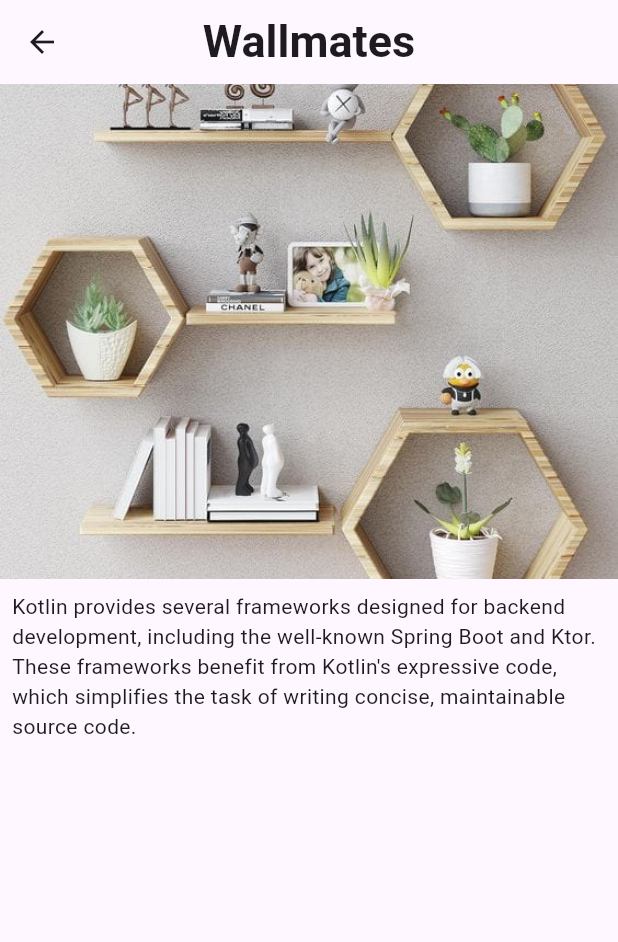
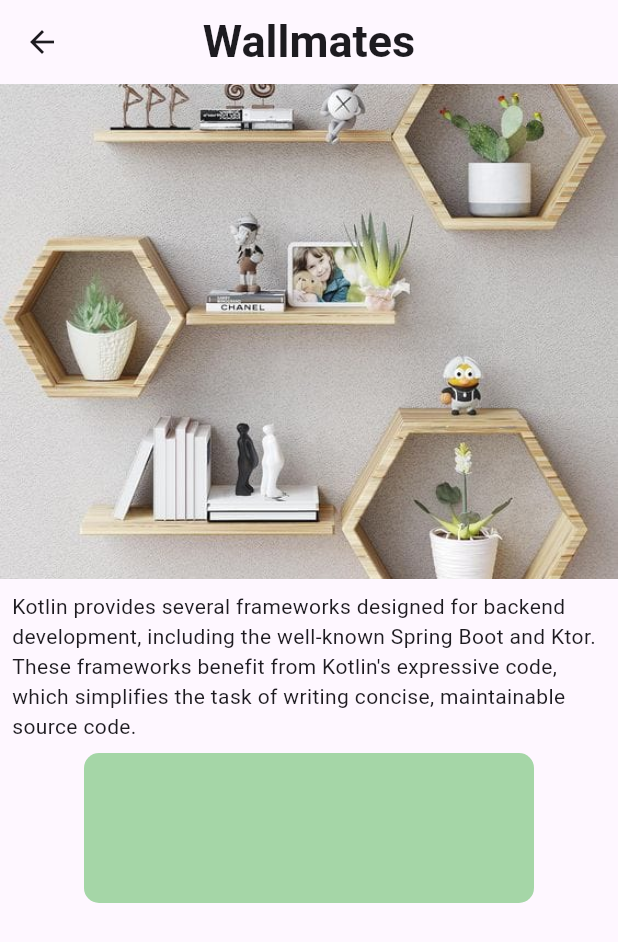
Before and after one commit to sohasara/E-Commerce-App, a Flutter app: the DetailedItem screen opened directly, on a phone screen of 412 x 824 dp. Shown: the top 942 px of the screen. Run offline on Flutter 3.47's test engine with Material 3 defaults, Android fonts, the phone set to English and light mode, and no system bars; our stand-ins replace flutter_riverpod, flutter_slidable.

Commit message:
add container

```diff
--- a/lib/feature/presentation/pages/detailes/item_detailes.dart
+++ b/lib/feature/presentation/pages/detailes/item_detailes.dart
@@ -31,6 +31,14 @@ class DetailedItem extends StatelessWidget {
               style: TextStyle(),
             ),
           ),
+          Container(
+            height: 100,
+            width: 300,
+            decoration: BoxDecoration(
+              borderRadius: BorderRadius.circular(10),
+              color: Colors.green[200],
+            ),
+          ),
         ],
       ),
     );
```
